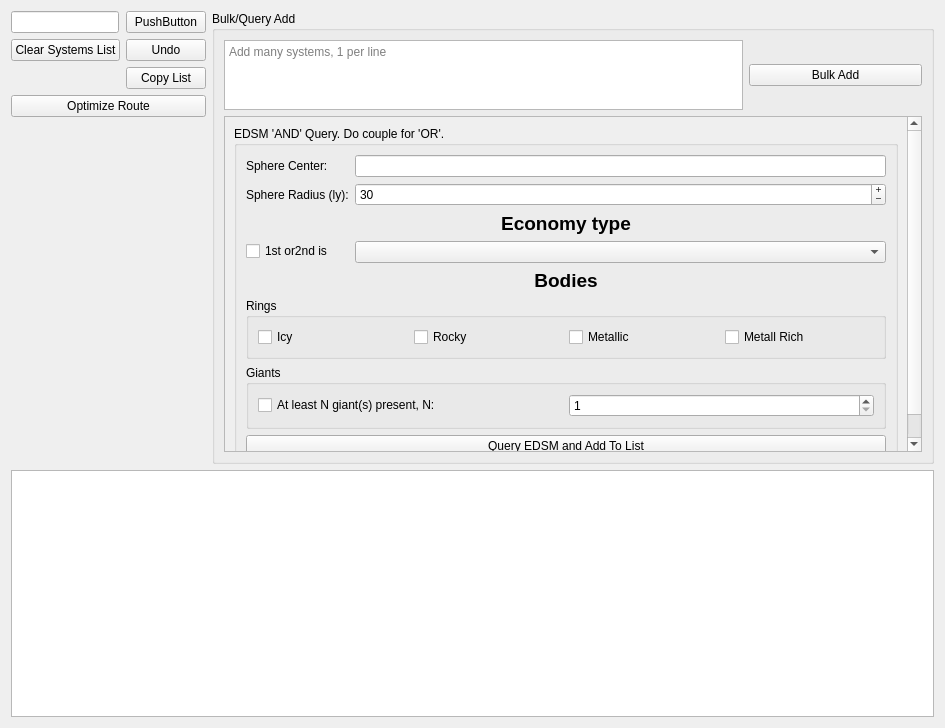
Qt form widgets/roundtripwidget.ui (alexzk1/ed_highway) before a commit.
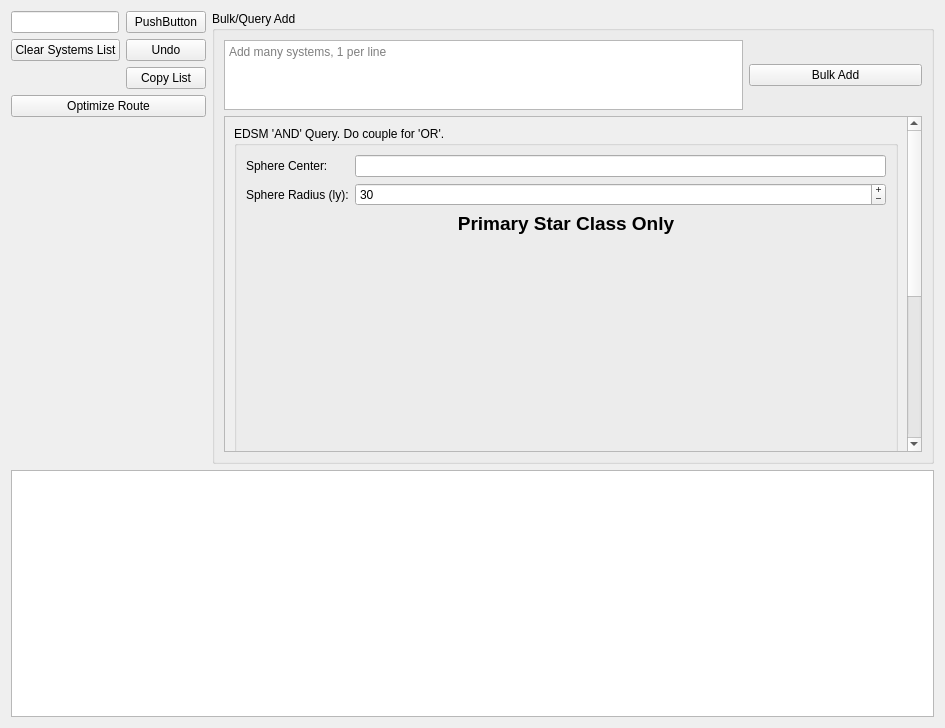
The same form after that commit. Icons and pictures are not drawn. Custom widgets are drawn as their Qt base class.

Commit message: added filtering by star class

The edit to the form file:
```diff
--- a/widgets/roundtripwidget.ui
+++ b/widgets/roundtripwidget.ui
@@ -178,9 +178,9 @@
            <property name="geometry">
             <rect>
              <x>0</x>
-             <y>-3</y>
+             <y>0</y>
              <width>627</width>
-             <height>407</height>
+             <height>656</height>
             </rect>
            </property>
            <layout class="QVBoxLayout" name="verticalLayout_3">
@@ -209,13 +209,6 @@
                <item row="0" column="1">
                 <widget class="QLineEdit" name="edCenter"/>
                </item>
-               <item row="8" column="0" colspan="2">
-                <widget class="QPushButton" name="btnBulkQuery">
-                 <property name="text">
-                  <string>Query EDSM and Add To List</string>
-                 </property>
-                </widget>
-               </item>
                <item row="1" column="0">
                 <widget class="QLabel" name="label_2">
                  <property name="text">
@@ -248,7 +241,24 @@
                  </property>
                 </widget>
                </item>
-               <item row="3" column="0" colspan="2">
+               <item row="2" column="0" colspan="2">
+                <widget class="QLabel" name="label_5">
+                 <property name="font">
+                  <font>
+                   <pointsize>14</pointsize>
+                   <weight>75</weight>
+                   <bold>true</bold>
+                  </font>
+                 </property>
+                 <property name="text">
+                  <string>Primary Star Class Only</string>
+                 </property>
+                 <property name="alignment">
+                  <set>Qt::AlignCenter</set>
+                 </property>
+                </widget>
+               </item>
+               <item row="4" column="0" colspan="2">
                 <widget class="QLabel" name="label_3">
                  <property name="font">
                   <font>
@@ -265,17 +275,17 @@
                  </property>
                 </widget>
                </item>
-               <item row="4" column="0">
+               <item row="5" column="0">
                 <widget class="QCheckBox" name="cb1_or2">
                  <property name="text">
                   <string>1st or2nd is</string>
                  </property>
                 </widget>
                </item>
-               <item row="4" column="1">
+               <item row="5" column="1">
                 <widget class="QComboBox" name="list1_or_2"/>
                </item>
-               <item row="5" column="0" colspan="2">
+               <item row="6" column="0" colspan="2">
                 <widget class="QLabel" name="label_4">
                  <property name="font">
                   <font>
@@ -292,7 +302,7 @@
                  </property>
                 </widget>
                </item>
-               <item row="6" column="0" colspan="2">
+               <item row="7" column="0" colspan="2">
                 <widget class="QGroupBox" name="groupBox_3">
                  <property name="title">
                   <string>Rings</string>
@@ -329,7 +339,7 @@
                  </layout>
                 </widget>
                </item>
-               <item row="7" column="0" colspan="2">
+               <item row="8" column="0" colspan="2">
                 <widget class="QGroupBox" name="groupBox_4">
                  <property name="title">
                   <string>Giants</string>
@@ -361,6 +371,29 @@
                  </layout>
                 </widget>
                </item>
+               <item row="9" column="0" colspan="2">
+                <widget class="QPushButton" name="btnBulkQuery">
+                 <property name="text">
+                  <string>Query EDSM and Add To List</string>
+                 </property>
+                </widget>
+               </item>
+               <item row="3" column="0" colspan="2">
+                <widget class="EDSMStarClassSelector" name="starClass" native="true">
+                 <property name="sizePolicy">
+                  <sizepolicy hsizetype="Expanding" vsizetype="Preferred">
+                   <horstretch>0</horstretch>
+                   <verstretch>0</verstretch>
+                  </sizepolicy>
+                 </property>
+                 <property name="minimumSize">
+                  <size>
+                   <width>20</width>
+                   <height>220</height>
+                  </size>
+                 </property>
+                </widget>
+               </item>
               </layout>
              </widget>
             </item>
@@ -428,6 +461,12 @@
    <extends>QPushButton</extends>
    <header location="global">actionbutton.h</header>
   </customwidget>
+  <customwidget>
+   <class>EDSMStarClassSelector</class>
+   <extends>QWidget</extends>
+   <header>edsmstarclassselector.h</header>
+   <container>1</container>
+  </customwidget>
  </customwidgets>
  <resources>
   <include location="../resources.qrc"/>
```
The commit also changes 8 other files.
